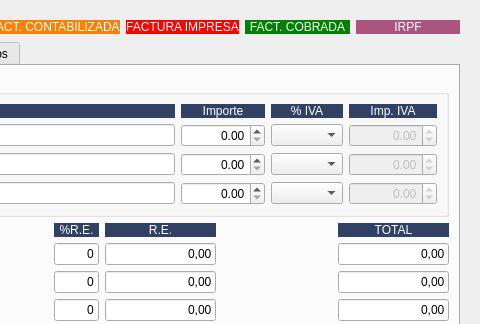
Old version of the form Zona_Ventas/frmfacturas.ui in the repository arcnexus/RedFoX; both pictures show x 524 to 1004 and y 0 to 324 of the 1004 by 603 pixel window.
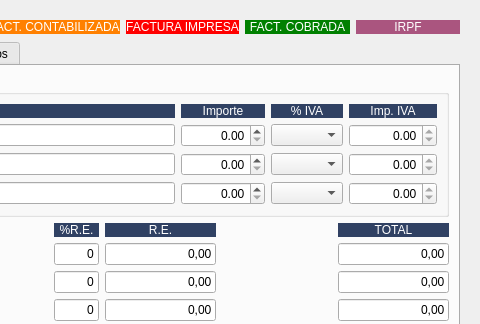
New version of the form. The open tabs and pages were chosen to show the change. Icons and pictures are not drawn.

Commit message: Rev focus & tab stops

What changed in the file:
```diff
--- a/Zona_Ventas/frmfacturas.ui
+++ b/Zona_Ventas/frmfacturas.ui
@@ -1771,11 +1771,17 @@
               <item row="2" column="3">
                <widget class="QDoubleSpinBox" name="spin_iva_gasto2">
                 <property name="enabled">
-                 <bool>false</bool>
+                 <bool>true</bool>
+                </property>
+                <property name="focusPolicy">
+                 <enum>Qt::NoFocus</enum>
                 </property>
                 <property name="alignment">
                  <set>Qt::AlignRight|Qt::AlignTrailing|Qt::AlignVCenter</set>
                 </property>
+                <property name="readOnly">
+                 <bool>true</bool>
+                </property>
                 <property name="minimum">
                  <double>-999999999.000000000000000</double>
                 </property>
@@ -1787,11 +1793,17 @@
               <item row="1" column="3">
                <widget class="QDoubleSpinBox" name="spin_iva_gasto1">
                 <property name="enabled">
-                 <bool>false</bool>
+                 <bool>true</bool>
+                </property>
+                <property name="focusPolicy">
+                 <enum>Qt::NoFocus</enum>
                 </property>
                 <property name="alignment">
                  <set>Qt::AlignRight|Qt::AlignTrailing|Qt::AlignVCenter</set>
                 </property>
+                <property name="readOnly">
+                 <bool>true</bool>
+                </property>
                 <property name="minimum">
                  <double>-999999999.000000000000000</double>
                 </property>
@@ -1803,11 +1815,17 @@
               <item row="3" column="3">
                <widget class="QDoubleSpinBox" name="spin_iva_gasto3">
                 <property name="enabled">
-                 <bool>false</bool>
+                 <bool>true</bool>
+                </property>
+                <property name="focusPolicy">
+                 <enum>Qt::NoFocus</enum>
                 </property>
                 <property name="alignment">
                  <set>Qt::AlignRight|Qt::AlignTrailing|Qt::AlignVCenter</set>
                 </property>
+                <property name="readOnly">
+                 <bool>true</bool>
+                </property>
                 <property name="minimum">
                  <double>-999999999.000000000000000</double>
                 </property>
```
Left out of the diff: 192 changed lines with no effect on the pictures. The commit also changes 3 other files.
